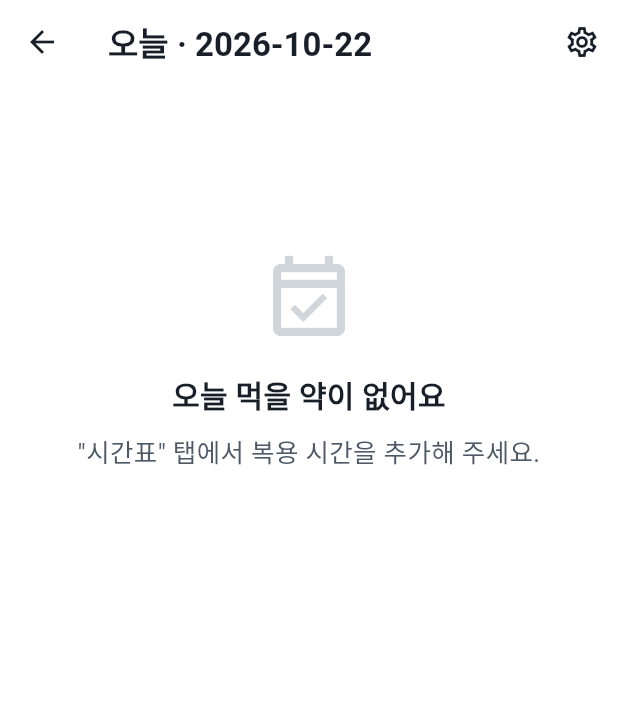
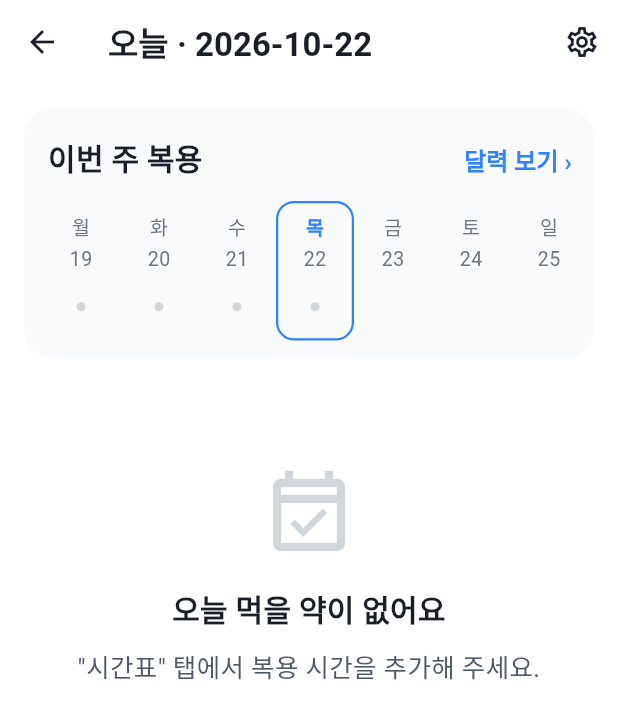
Before and after one commit to JJongee/pillflow-app, a Flutter app: the IntakeScreen screen opened directly, on a phone screen of 412 x 824 dp. Shown: the top 719 px of the screen. Run offline on Flutter 3.47's test engine with Material 3 defaults, Android fonts, the phone set to English and light mode, and no system bars; our stand-ins replace dio, flutter_riverpod, shared_preferences, speech_to_text; accounts and stored records are empty.

Commit message:
복용 달력: 일부 아이콘을 고리로

```diff
--- /dev/null
+++ b/lib/data/adherence.dart
@@ -0,0 +1,82 @@
+import 'package:flutter_riverpod/flutter_riverpod.dart';
+
+import '../models/models.dart';
+import 'providers.dart';
+import 'repository.dart';
+
+/// 복용 달력 — 날짜별로 다 먹음 / 일부 / 못 먹음 / 약 없음
+enum DayKind { all, partial, missed, noMeds, future }
+
+class DaySummary {
+  final DateTime day;
+  final int taken;
+  final int skipped;
+  final int total;
+  final List<IntakeRecord> records;
+
+  const DaySummary({
+    required this.day,
+    required this.taken,
+    required this.skipped,
+    required this.total,
+    this.records = const [],
+  });
+
+  const DaySummary.future(this.day)
+      : taken = 0,
+        skipped = 0,
+        total = 0,
+        records = const [];
+
+  bool get isFuture => _onlyDate(day).isAfter(_onlyDate(DateTime.now()));
+
+  DayKind get kind {
+    if (isFuture) return DayKind.future;
+    if (total == 0) return DayKind.noMeds;
+    if (taken >= total) return DayKind.all;
+    if (taken == 0) return DayKind.missed;
+    return DayKind.partial;
+  }
+
+  static DaySummary of(DateTime day, List<IntakeRecord> list) => DaySummary(
+        day: day,
+        taken: list.where((r) => r.status == IntakeStatus.taken).length,
+        skipped: list.where((r) => r.status == IntakeStatus.skipped).length,
+        total: list.length,
+        records: list,
+      );
+}
+
+DateTime _onlyDate(DateTime d) => DateTime(d.year, d.month, d.day);
+
+/// 그 주의 월요일 ~ 일요일
+List<DateTime> weekOf(DateTime d) {
+  final monday = _onlyDate(d).subtract(Duration(days: d.weekday - 1));
+  return [for (var i = 0; i < 7; i++) DateTime(monday.year, monday.month, monday.day + i)];
+}
+
+/// 그 달의 1일 ~ 말일
+List<DateTime> monthOf(int year, int month) {
+  final last = DateTime(year, month + 1, 0).day;
+  return [for (var i = 1; i <= last; i++) DateTime(year, month, i)];
+}
+
+const weekdayLabels = ['월', '화', '수', '목', '금', '토', '일'];
+
+/// 지금 서버는 하루씩만 복용 기록을 줘서 날짜마다 따로 부름 (오늘 이후는 부르지 않음)
+/// TODO: 서버에 기간 조회 API(GET /me/intakes?from=&to=)가 생기면 한 번에 받기
+Future<List<DaySummary>> summarizeDays(PillRepository repo, List<DateTime> days) => Future.wait(days.map((d) async {
+      final s = DaySummary.future(d);
+      if (s.isFuture) return s;
+      return DaySummary.of(d, await repo.getIntakes(dateString(d)));
+    }));
+
+/// 키: (시작일, 끝일) 'YYYY-MM-DD'
+final daySummariesProvider = FutureProvider.autoDispose.family<List<DaySummary>, (String, String)>((ref, range) {
+  final from = DateTime.parse(range.$1);
+  final to = DateTime.parse(range.$2);
+  final days = [for (var d = from; !d.isAfter(to); d = DateTime(d.year, d.month, d.day + 1)) d];
+  return summarizeDays(ref.watch(repositoryProvider), days);
+});
+
+(String, String) rangeKey(List<DateTime> days) => (dateString(days.first), dateString(days.last));
--- a/lib/data/mock_repository.dart
+++ b/lib/data/mock_repository.dart
@@ -27,6 +27,8 @@ class MockRepository implements PillRepository {
 
   final List<UserDrug> _myDrugs = [];
   final List<ScheduleItem> _schedules = [];
+  // 시간표를 만든 날 (그 전 날짜는 복용 기록에 넣지 않음 → 달력에서 '못 먹음' 대신 '약 없음')
+  final Map<int, String> _scheduleCreatedOn = {};
   final Map<String, IntakeStatus> _intakes = {}; // key: '$scheduleId|$date'
   final Map<String, String> _recordedAt = {};
   int? _birthYear;
@@ -203,6 +205,7 @@ class MockRepository implements PillRepository {
       doseText: doseText,
     );
     _schedules.add(s);
+    _scheduleCreatedOn[s.id] = DateTime.now().toIso8601String().substring(0, 10);
     return s;
   }
 
@@ -238,7 +241,8 @@ class MockRepository implements PillRepository {
   @override
   Future<List<IntakeRecord>> getIntakes(String date) async {
     await _delay();
-    final list = [..._schedules]..sort((a, b) => a.time.compareTo(b.time));
+    final list = [..._schedules.where((s) => (_scheduleCreatedOn[s.id] ?? '') .compareTo(date) <= 0)]
+      ..sort((a, b) => a.time.compareTo(b.time));
     return list
         .map((s) => IntakeRecord(
               scheduleId: s.id,
--- a/lib/screens/intake_screen.dart
+++ b/lib/screens/intake_screen.dart
@@ -4,6 +4,8 @@ import 'package:flutter_riverpod/flutter_riverpod.dart';
 import '../core/theme.dart';
 import '../data/providers.dart';
 import '../models/models.dart';
+import '../data/adherence.dart';
+import '../widgets/adherence_widgets.dart';
 import '../widgets/state_views.dart';
 import 'settings_screen.dart';
 
@@ -15,6 +17,7 @@ class IntakeScreen extends ConsumerWidget {
     try {
       await ref.read(repositoryProvider).setIntake(scheduleId: r.scheduleId, date: r.date, status: s);
       ref.invalidate(intakesProvider(r.date));
+      ref.invalidate(daySummariesProvider); // 이번 주 줄·달력도 바로 반영
     } catch (e) {
       if (context.mounted) showSnack(context, e.toString());
     }
@@ -38,14 +41,18 @@ class IntakeScreen extends ConsumerWidget {
         ],
       ),
       body: RefreshIndicator(
-        onRefresh: () => ref.refresh(intakesProvider(date).future),
+        onRefresh: () {
+          ref.invalidate(daySummariesProvider);
+          return ref.refresh(intakesProvider(date).future);
+        },
         child: AsyncBody<List<IntakeRecord>>(
           value: value,
           onRetry: () => ref.invalidate(intakesProvider(date)),
           data: (list) {
             if (list.isEmpty) {
-              return ListView(children: const [
-                SizedBox(height: 80),
+              return ListView(padding: const EdgeInsets.all(16), children: const [
+                WeekStrip(),
+                SizedBox(height: 40),
                 EmptyView(
                   icon: Icons.event_available_outlined,
                   title: '오늘 먹을 약이 없어요',
@@ -55,6 +62,8 @@ class IntakeScreen extends ConsumerWidget {
             }
             final done = list.where((r) => r.status == IntakeStatus.taken).length;
             return ListView(padding: const EdgeInsets.all(16), children: [
+              const WeekStrip(),
+              const SizedBox(height: 18),
               Text('$done / ${list.length} 복용', style: t.titleLarge),
               const SizedBox(height: 8),
               LinearProgressIndicator(value: done / list.length, minHeight: 10, borderRadius: BorderRadius.circular(5)),
--- /dev/null
+++ b/lib/widgets/adherence_widgets.dart
@@ -0,0 +1,265 @@
+import 'package:flutter/material.dart';
+import 'package:flutter_riverpod/flutter_riverpod.dart';
+
+import '../core/theme.dart';
+import '../data/adherence.dart';
+import '../models/models.dart';
+import '../screens/adherence_calendar_screen.dart';
+
+/// 하루 표시 동그라미
+///  다 먹음: 진한 파랑 + 체크 / 일부: 먹은 비율만큼 채워지는 파란 고리 / 못 먹음: 회색 테두리 / 약 없음: 작은 점 / 앞으로: 비움
+/// 빨강은 '금기' 경고에만 쓰므로 여기서는 쓰지 않음
+class AdherenceDot extends StatelessWidget {
+  const AdherenceDot({super.key, required this.summary, this.size = 30});
+  final DaySummary summary;
+  final double size;
+
+  @override
+  Widget build(BuildContext context) {
+    final s = summary;
+    switch (s.kind) {
+      case DayKind.all:
+        return _circle(Toss.blue, null, Icon(Icons.check, size: size * 0.6, color: Colors.white));
+      case DayKind.partial:
+        // 먹은 비율만큼 파란 고리가 채워짐 (예: 3개 중 2개 → 2/3 바퀴)
+        return SizedBox(
+          width: size,
+          height: size,
+          child: CustomPaint(painter: _RingPainter(s.taken / s.total)),
+        );
+      case DayKind.missed:
+        return _circle(Colors.white, Toss.grey400, null);
+      case DayKind.noMeds:
+        return SizedBox(
+          width: size,
+          height: size,
+          child: Center(
+            child: Container(
+              width: 6,
+              height: 6,
+              decoration: const BoxDecoration(shape: BoxShape.circle, color: Toss.grey300),
+            ),
+          ),
+        );
+      case DayKind.future:
+        return SizedBox(width: size, height: size);
+    }
+  }
+
+  Widget _circle(Color fill, Color? border, Widget? child) => Container(
+        width: size,
+        height: size,
+        decoration: BoxDecoration(
+          shape: BoxShape.circle,
+          color: fill,
+          border: border == null ? null : Border.all(color: border, width: 2),
+        ),
+        child: child == null ? null : Center(child: child),
+      );
+}
+
+/// 범례 한 줄
+class AdherenceLegend extends StatelessWidget {
+  const AdherenceLegend({super.key});
+
+  @override
+  Widget build(BuildContext context) {
+    final t = Theme.of(context).textTheme.bodySmall?.copyWith(fontSize: 13);
+    Widget item(DayKind k, String label) => Row(mainAxisSize: MainAxisSize.min, children: [
+          AdherenceDot(summary: _sample(k), size: 18),
+          const SizedBox(width: 4),
+          Text(label, style: t),
+        ]);
+    return Wrap(spacing: 14, runSpacing: 6, children: [
+      item(DayKind.all, '다 먹음'),
+      item(DayKind.partial, '일부'),
+      item(DayKind.missed, '못 먹음'),
+      item(DayKind.noMeds, '약 없음'),
+    ]);
+  }
+
+  static DaySummary _sample(DayKind k) {
+    final past = DateTime(2000);
+    return switch (k) {
+      DayKind.all => DaySummary(day: past, taken: 1, skipped: 0, total: 1),
+      DayKind.partial => DaySummary(day: past, taken: 1, skipped: 0, total: 2),
+      DayKind.missed => DaySummary(day: past, taken: 0, skipped: 0, total: 1),
+      _ => DaySummary(day: past, taken: 0, skipped: 0, total: 0),
+    };
+  }
+}
+
+/// 오늘 화면 맨 위: 이번 주 월~일 복용 상태 + 달력 보기
+class WeekStrip extends ConsumerWidget {
+  const WeekStrip({super.key});
+
+  @override
+  Widget build(BuildContext context, WidgetRef ref) {
+    final days = weekOf(DateTime.now());
+    final value = ref.watch(daySummariesProvider(rangeKey(days)));
+    final today = dateString(DateTime.now());
+    final t = Theme.of(context).textTheme;
+    return Card(
+      margin: EdgeInsets.zero,
+      child: Padding(
+        padding: const EdgeInsets.fromLTRB(12, 10, 4, 12),
+        child: Column(children: [
+          Row(children: [
+            const SizedBox(width: 4),
+            Text('이번 주 복용', style: t.titleMedium?.copyWith(fontWeight: FontWeight.w800)),
+            const Spacer(),
+            TextButton(
+              onPressed: () =>
+                  Navigator.of(context).push(MaterialPageRoute(builder: (_) => const AdherenceCalendarScreen())),
+              child: const Text('달력 보기 ›'),
+            ),
+          ]),
+          const SizedBox(height: 4),
+          Row(
+            children: [
+              for (var i = 0; i < 7; i++)
+                Expanded(
+                  child: _DayCell(
+                    day: days[i],
+                    label: weekdayLabels[i],
+                    isToday: dateString(days[i]) == today,
+                    summary: value.valueOrNull?[i],
+                  ),
+                ),
+            ],
+          ),
+          if (value.hasError)
+            Padding(
+              padding: const EdgeInsets.only(top: 6),
+              child: Text('복용 기록을 불러오지 못했어요.', style: t.bodySmall),
+            ),
+        ]),
+      ),
+    );
+  }
+}
+
+class _DayCell extends StatelessWidget {
+  const _DayCell({required this.day, required this.label, required this.isToday, this.summary});
+  final DateTime day;
+  final String label;
+  final bool isToday;
+  final DaySummary? summary;
+
+  @override
+  Widget build(BuildContext context) {
+    final s = summary;
+    return InkWell(
+      borderRadius: BorderRadius.circular(12),
+      onTap: s == null || s.kind == DayKind.future ? null : () => showDaySheet(context, s),
+      child: Container(
+        padding: const EdgeInsets.symmetric(vertical: 6),
+        decoration: isToday
+            ? BoxDecoration(borderRadius: BorderRadius.circular(12), border: Border.all(color: Toss.blue, width: 1.5))
+            : null,
+        child: Column(children: [
+          Text(label,
+              style: TextStyle(
+                fontSize: 13,
+                color: isToday ? Toss.blue : Toss.grey600,
+                fontWeight: isToday ? FontWeight.w800 : FontWeight.w500,
+              )),
+          const SizedBox(height: 2),
+          Text('${day.day}', style: const TextStyle(fontSize: 13, color: Toss.grey600)),
+          const SizedBox(height: 6),
+          s == null
+              ? const SizedBox(width: 30, height: 30)
+              : AdherenceDot(summary: s),
+        ]),
+      ),
+    );
+  }
+}
+
+/// 날짜를 누르면: 그날 먹은 약 / 건너뛴 약 / 못 먹은 약
+Future<void> showDaySheet(BuildContext context, DaySummary s) => showModalBottomSheet<void>(
+      context: context,
+      showDragHandle: true,
+      isScrollControlled: true,
+      builder: (context) {
+        final t = Theme.of(context).textTheme;
+        final d = s.day;
+        final title = '${d.month}월 ${d.day}일 (${weekdayLabels[d.weekday - 1]})';
+        final sorted = [...s.records]..sort((a, b) => a.time.compareTo(b.time));
+        return SafeArea(
+          child: ConstrainedBox(
+            constraints: BoxConstraints(maxHeight: MediaQuery.of(context).size.height * 0.7),
+            child: ListView(shrinkWrap: true, padding: const EdgeInsets.fromLTRB(20, 0, 20, 20), children: [
+              Text(title, style: t.titleLarge?.copyWith(fontWeight: FontWeight.w800)),
+              const SizedBox(height: 4),
+              Text(
+                s.total == 0 ? '이날은 먹을 약이 없었어요.' : '${s.taken} / ${s.total} 복용',
+                style: t.bodyLarge?.copyWith(color: Toss.grey600),
+              ),
+              const SizedBox(height: 12),
+              for (final r in sorted)
+                Padding(
+                  padding: const EdgeInsets.symmetric(vertical: 8),
+                  child: Row(children: [
+                    SizedBox(width: 56, child: Text(r.time, style: t.titleMedium?.copyWith(fontWeight: FontWeight.w800))),
+                    Expanded(child: Text(r.itemName, style: t.bodyLarge)),
+                    const SizedBox(width: 8),
+                    _StatusChip(status: r.status),
+                  ]),
+                ),
+            ]),
+          ),
+        );
+      },
+    );
+
+class _StatusChip extends StatelessWidget {
+  const _StatusChip({required this.status});
+  final IntakeStatus status;
+
+  @override
+  Widget build(BuildContext context) {
+    final (label, fg, bg) = switch (status) {
+      IntakeStatus.taken => ('먹었어요', Colors.white, Toss.blue),
+      IntakeStatus.skipped => ('건너뜀', Toss.grey700, Toss.grey100),
+      IntakeStatus.pending => ('기록 없음', Toss.grey600, Colors.white),
+    };
+    return Container(
+      padding: const EdgeInsets.symmetric(horizontal: 10, vertical: 4),
+      decoration: BoxDecoration(
+        color: bg,
+        borderRadius: BorderRadius.circular(999),
+        border: status == IntakeStatus.pending ? Border.all(color: Toss.grey300) : null,
+      ),
+      child: Text(label, style: TextStyle(color: fg, fontWeight: FontWeight.w700, fontSize: 13)),
+    );
+  }
+}
+
+/// 일부 먹은 날: 연한 파랑 바탕 + 회색 고리 위에 먹은 비율만큼 진한 파랑 고리
+class _RingPainter extends CustomPainter {
+  _RingPainter(this.ratio);
+  final double ratio;
+
+  @override
+  void paint(Canvas canvas, Size size) {
+    final stroke = size.width * 0.14;
+    final rect = Offset.zero & size;
+    final inner = rect.deflate(stroke / 2);
+    canvas.drawCircle(rect.center, size.width / 2, Paint()..color = Toss.blue50);
+    canvas.drawArc(inner, 0, 6.2832, false,
+        Paint()
+          ..style = PaintingStyle.stroke
+          ..strokeWidth = stroke
+          ..color = Toss.grey200);
+    canvas.drawArc(inner, -1.5708, 6.2832 * ratio.clamp(0.0, 1.0), false,
+        Paint()
+          ..style = PaintingStyle.stroke
+          ..strokeWidth = stroke
+          ..strokeCap = StrokeCap.round
+          ..color = Toss.blue);
+  }
+
+  @override
+  bool shouldRepaint(_RingPainter old) => old.ratio != ratio;
+}
```
Also changed, not shown: lib/screens/adherence_calendar_screen.dart (added, +133 -0 lines), 3 other files.
